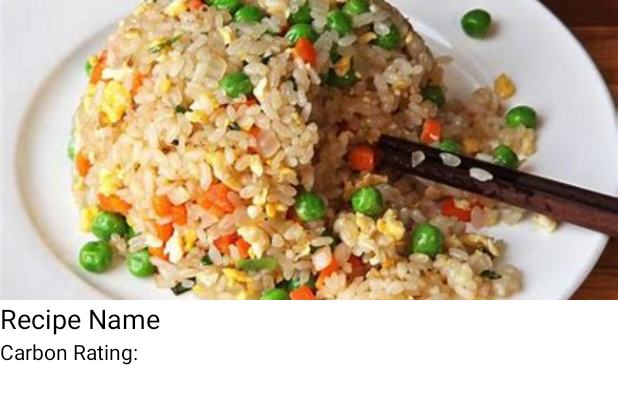
After one commit to tresul03/EcoMeals, an Android app: the layout recipe_item.xml on its own in the app's theme, with its tools: preview values and no code run, on a phone screen of 412 x 824 dp. The commit adds this screen. Shown: the top 404 px of the screen. Run offline under Robolectric (Android 15) with nearby library versions, the phone set to English and light mode, and no system bars.

Commit message:
Idk what I did but charge

```diff
--- a/app/build.gradle
+++ b/app/build.gradle
@@ -49,4 +49,5 @@ dependencies {
     testImplementation 'junit:junit:4.13.2'
     androidTestImplementation 'androidx.test.ext:junit:1.1.5'
     androidTestImplementation 'androidx.test.espresso:espresso-core:3.5.1'
+    implementation 'androidx.fragment:fragment-ktx:1.7.0'
 }
--- a/app/src/main/AndroidManifest.xml
+++ b/app/src/main/AndroidManifest.xml
@@ -8,6 +8,7 @@
 
     <application
         android:allowBackup="true"
+
         android:dataExtractionRules="@xml/data_extraction_rules"
         android:fullBackupContent="@xml/backup_rules"
         android:icon="@mipmap/ic_launcher"
--- a/app/src/main/java/com/mastercoding/hackathon2/MainActivity.kt
+++ b/app/src/main/java/com/mastercoding/hackathon2/MainActivity.kt
@@ -1,6 +1,5 @@
 package com.mastercoding.hackathon2
 
-import android.content.Intent
 import android.os.Bundle
 import com.google.android.material.bottomnavigation.BottomNavigationView
 import androidx.appcompat.app.AppCompatActivity
--- /dev/null
+++ b/app/src/main/res/layout/recipe_item.xml
@@ -0,0 +1,31 @@
+<LinearLayout
+    xmlns:android="http://schemas.android.com/apk/res/android"
+    android:id="@+id/recipe_item_container"
+    android:layout_width="match_parent"
+    android:layout_height="wrap_content"
+    android:orientation="vertical">
+
+    <ImageView
+        android:id="@+id/recipe_image"
+        android:layout_width="match_parent"
+        android:layout_height="200dp"
+        android:scaleType="centerCrop"
+        android:src="@drawable/recipe_part1"/>
+
+    <TextView
+        android:id="@+id/recipe_name"
+        android:layout_width="match_parent"
+        android:layout_height="wrap_content"
+        android:text="Recipe Name"
+        android:textColor="@color/black"
+        android:textSize="18sp"/>
+
+    <TextView
+        android:id="@+id/carbon_rating"
+        android:layout_width="match_parent"
+        android:layout_height="wrap_content"
+        android:text="Carbon Rating: "
+        android:textColor="@color/black"
+        android:textSize="14sp"/>
+
+</LinearLayout>
```
Also changed, not shown: app/src/main/java/com/mastercoding/hackathon2/ui/recipe/recipefragment.kt (+9 -11 lines), app/src/main/res/layout/fragment_recipe.xml (+13 -29 lines), app/src/main/res/layout/fragment_recipecreate.xml (+8 -1 lines).
